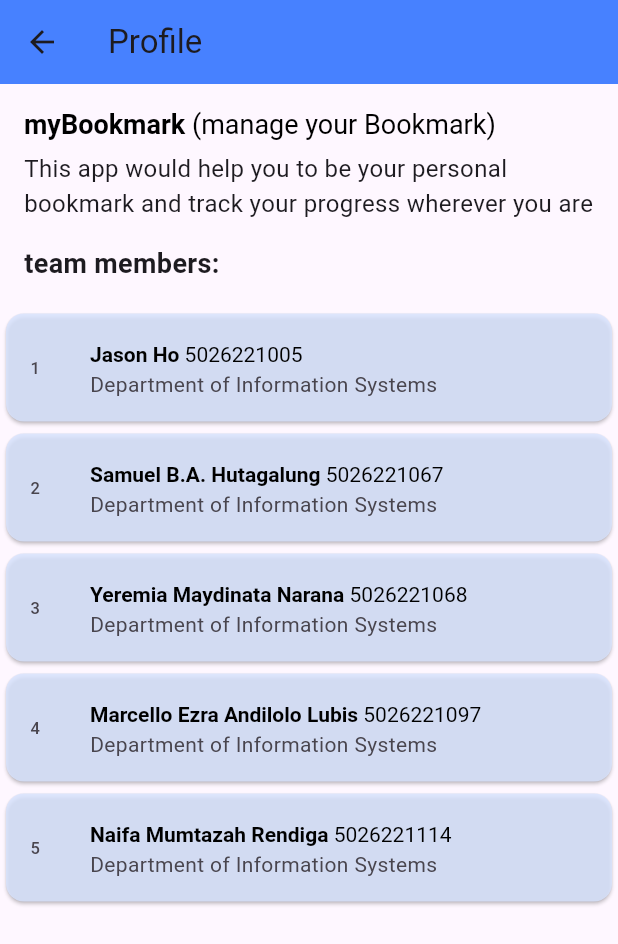
After one commit to ayamgulai/fp-tekber, a Flutter app: the AboutPage screen opened by its route, on a phone screen of 412 x 824 dp. The commit adds this screen. Shown: the top 944 px of the screen. Run offline on Flutter 3.47's test engine with Material 3 defaults, Android fonts, the phone set to English and light mode, and no system bars.

Commit message:
feat: profile page

```diff
--- a/lib/routes/appRoutes.dart
+++ b/lib/routes/appRoutes.dart
@@ -1,15 +1,18 @@
 import 'package:flutter/material.dart';
-import 'package:fp_tekber/screens/bookDetails.dart';
-import 'package:fp_tekber/screens/formAddBook.dart';
-import 'package:fp_tekber/screens/profile.dart';
+import '../screens/bookDetails.dart';
+import '../screens/formAddBook.dart';
+import '../screens/profile.dart';
 import '../models/bookModels.dart';
 import '../screens/bookList.dart';
+import '../screens/aboutUs.dart';
 
 class AppRoutes {
   static const Home = '/bookList';
   static const BookDetail = '/booksDetail';
   static const FormAddBook = '/addBook';
   static const Profile = '/profile';
+  static const About = '/aboutUs';
+
 
 
     static Route<dynamic> generateRoute(RouteSettings settings) {
@@ -30,6 +33,9 @@ class AppRoutes {
 
       case FormAddBook:
       return MaterialPageRoute(builder: (_) => FormAddBookPage());
+
+      case About:
+      return MaterialPageRoute(builder: (_) => AboutPage());
       default:
       return MaterialPageRoute(builder: (_) => const Scaffold(
         body: Center(child: Text('No Route defined'),),
--- /dev/null
+++ b/lib/screens/aboutUs.dart
@@ -0,0 +1,125 @@
+import 'package:flutter/material.dart';
+
+class AboutPage extends StatelessWidget {
+  final List<Map<String, String>> member = [
+    {
+      'name': 'Jason Ho',
+      'nrp': '5026221005',
+      'department': 'Department of Information Systems',
+    },
+    {
+      'name': 'Samuel B.A. Hutagalung',
+      'nrp': '5026221067',
+      'department': 'Department of Information Systems',
+    },
+    {
+      'name': 'Yeremia Maydinata Narana',
+      'nrp': '5026221068',
+      'department': 'Department of Information Systems',
+    },
+    {
+      'name': 'Marcello Ezra Andilolo Lubis',
+      'nrp': '5026221097',
+      'department': 'Department of Information Systems',
+    },
+    {
+      'name': 'Naifa Mumtazah Rendiga',
+      'nrp': '5026221114',
+      'department': 'Department of Information Systems',
+    },
+  ];
+
+  @override
+  Widget build(BuildContext context) {
+    return Scaffold(
+      appBar: AppBar(
+        title: Text('Profile'),
+        backgroundColor: Color.fromRGBO(71, 129, 255, 50),
+      ),
+      body: Column(
+        crossAxisAlignment: CrossAxisAlignment.start,
+        children: [
+          Padding(
+            padding: const EdgeInsets.all(16.0),
+            child: Column(
+              crossAxisAlignment: CrossAxisAlignment.start,
+              children: [
+                RichText(
+                  text: TextSpan(
+                    children: [
+                      TextSpan(
+                        text: 'myBookmark ',
+                        style: TextStyle(
+                          fontWeight: FontWeight.bold,
+                          fontSize: 18,
+                          color: Colors.black,
+                        ),
+                      ),
+                      TextSpan(
+                        text: '(manage your Bookmark)',
+                        style: TextStyle(
+                          fontWeight: FontWeight.normal,
+                          fontSize: 18,
+                          color: Colors.black,
+                        ),
+                      ),
+                    ],
+                  ),
+                ),
+                SizedBox(height: 8),
+                Text(
+                  'This app would help you to be your personal bookmark and track your progress wherever you are',
+                  style: TextStyle(fontSize: 16),
+                ),
+                SizedBox(height: 16),
+                Text(
+                  'team members:',
+                  style: TextStyle(
+                    fontWeight: FontWeight.bold,
+                    fontSize: 18,
+                  ),
+                ),
+              ],
+            ),
+          ),
+          Expanded(
+            child: ListView.builder(
+              itemCount: member.length,
+              itemBuilder: (context, index) {
+                return Card(
+                  color: Color.fromRGBO(216, 228, 255, 0.808),
+                  child: ListTile(
+                    leading: Text((index + 1).toString()), // Index as a number
+                    title: RichText(
+                      text: TextSpan(
+                        children: [
+                          TextSpan(
+                            text: member[index]['name']! + ' ', // Name in bold
+                            style: TextStyle(
+                              fontWeight: FontWeight.bold,
+                              color: Colors.black,
+                            ),
+                          ),
+                          TextSpan(
+                            text: member[index]['nrp']!, // NRP in normal weight
+                            style: TextStyle(
+                              fontWeight: FontWeight.normal,
+                              color: Colors.black,
+                            ),
+                          ),
+                        ],
+                      ),
+                    ),
+                    subtitle: Text(
+                      member[index]['department']!,
+                    ),
+                  ),
+                );
+              },
+            ),
+          ),
+        ],
+      ),
+    );
+  }
+}
--- a/lib/widgets/bookDrawer.dart
+++ b/lib/widgets/bookDrawer.dart
@@ -18,7 +18,13 @@ class BookDrawer extends StatelessWidget{
         onTap: () {
           Navigator.pushNamed(context, '/profile');
         },
-      )
+      ),
+      ListTile(
+        title: const Text('About Team'),
+        onTap: () {
+          Navigator.pushNamed(context, '/aboutUs');
+        },
+      ),
     ],
   ),
 );
```
